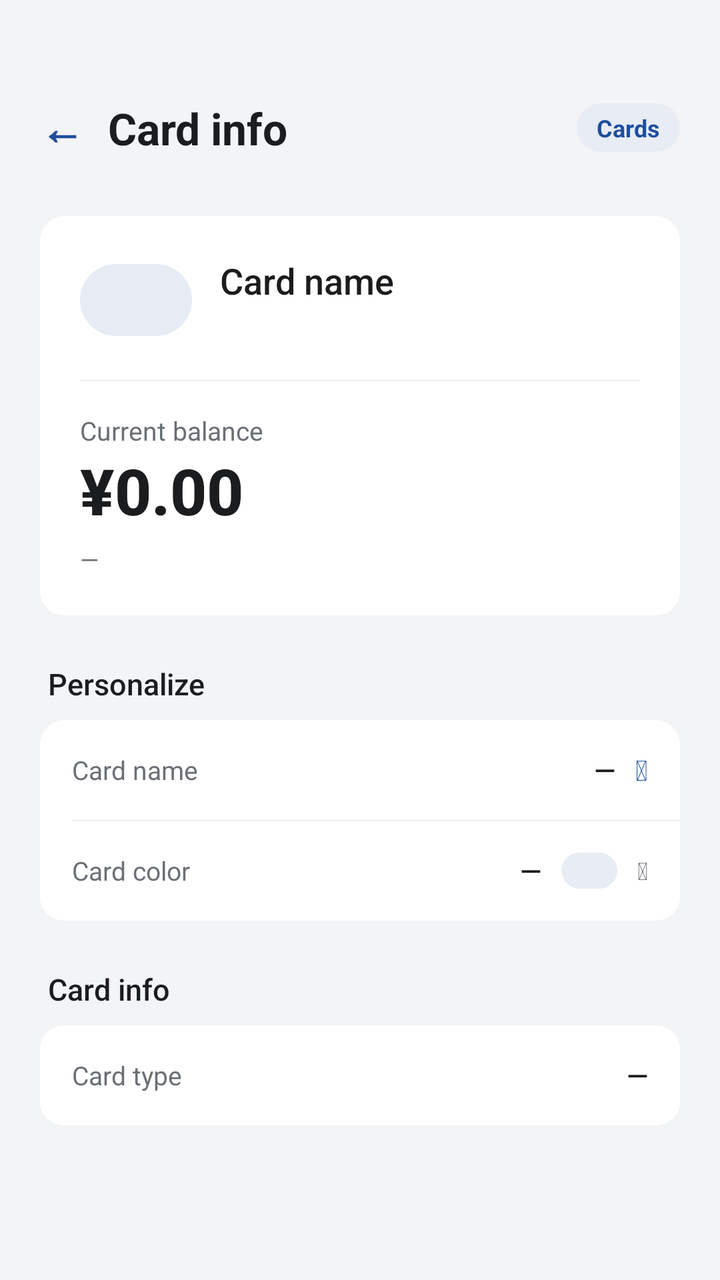
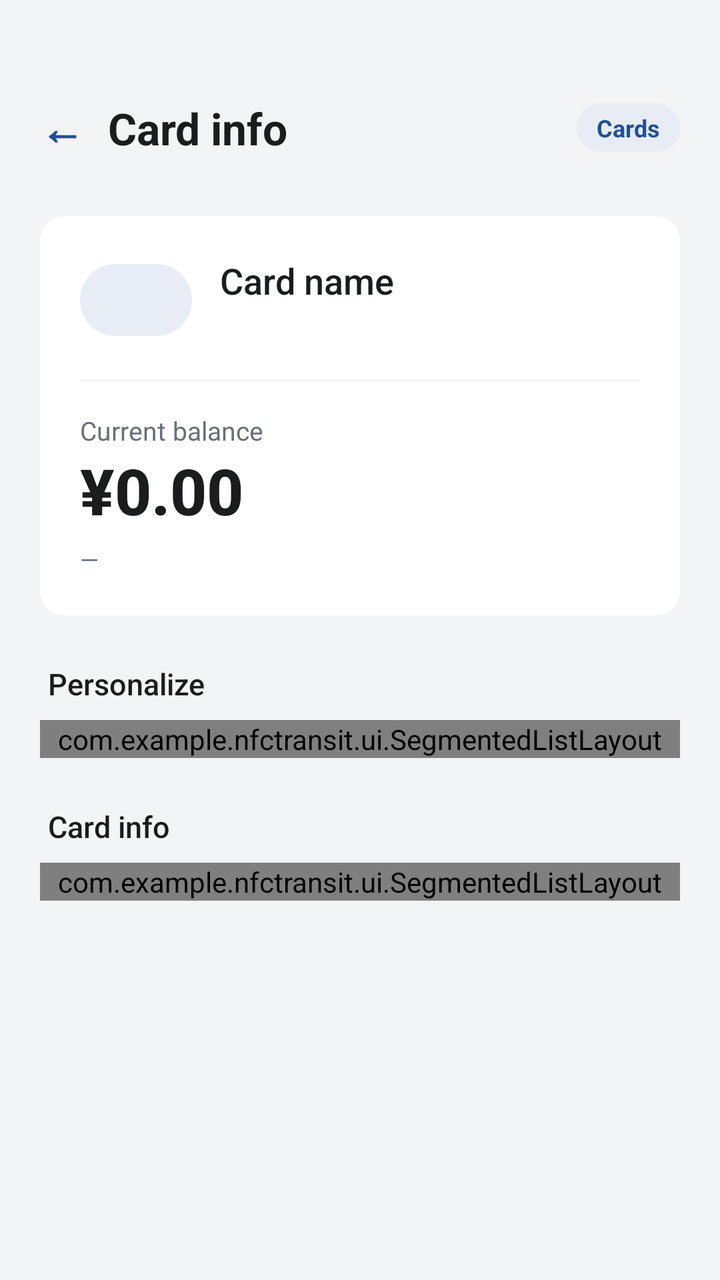

Two renders of the same Android screen: before a commit and after it. Below are the layout's source before the change and the commit's diff.
<!-- AndroidManifest.xml: application theme Theme.TransitU -->
<!-- res/layout/fragment_card_info.xml -->
<?xml version="1.0" encoding="utf-8"?>
<LinearLayout xmlns:android="http://schemas.android.com/apk/res/android"
    xmlns:tools="http://schemas.android.com/tools"
    android:layout_width="match_parent"
    android:layout_height="match_parent"
    android:background="@color/paper"
    android:orientation="vertical">

    <View
        android:layout_width="match_parent"
        android:layout_height="@dimen/status_bar_spacer_height" />

    <LinearLayout
        android:layout_width="match_parent"
        android:layout_height="wrap_content"
        android:gravity="center_vertical"
        android:orientation="horizontal"
        android:paddingStart="11dp"
        android:paddingTop="20dp"
        android:paddingEnd="20dp"
        android:paddingBottom="16dp">

        <TextView
            android:id="@+id/btnBack"
            style="@style/BackButton"
            android:text="←"
            android:textColor="@color/accent"
            android:textSize="22sp"
            android:textStyle="bold" />

        <TextView
            android:layout_width="0dp"
            android:layout_height="wrap_content"
            android:layout_weight="1"
            android:text="@string/card_info_title"
            android:textColor="@color/ink"
            android:textSize="22sp"
            android:textStyle="bold" />

        <LinearLayout
            android:id="@+id/cardBadge"
            android:layout_width="wrap_content"
            android:layout_height="wrap_content"
            android:background="@drawable/bg_card_badge"
            android:paddingStart="10dp"
            android:paddingTop="4dp"
            android:paddingEnd="10dp"
            android:paddingBottom="4dp">

            <TextView
                android:id="@+id/tvCardBadge"
                android:layout_width="wrap_content"
                android:layout_height="wrap_content"
                android:ellipsize="end"
                android:maxWidth="140dp"
                android:maxLines="1"
                android:text="@string/home_cards_label"
                android:textColor="@color/accent"
                android:textSize="12sp"
                android:textStyle="bold" />
        </LinearLayout>
    </LinearLayout>

    <ScrollView
        android:layout_width="match_parent"
        android:layout_height="match_parent"
        android:fillViewport="true">

        <LinearLayout
            android:layout_width="match_parent"
            android:layout_height="wrap_content"
            android:orientation="vertical"
            android:paddingBottom="24dp">

            
            <LinearLayout
                android:layout_width="match_parent"
                android:layout_height="wrap_content"
                android:layout_marginStart="20dp"
                android:layout_marginTop="8dp"
                android:layout_marginEnd="20dp"
                android:background="@drawable/bg_card_plain"
                android:orientation="vertical"
                android:padding="20dp">

                <LinearLayout
                    android:layout_width="match_parent"
                    android:layout_height="wrap_content"
                    android:gravity="center_vertical"
                    android:orientation="horizontal">

                    
                    <View
                        android:id="@+id/heroCardFace"
                        android:layout_width="56dp"
                        android:layout_height="36dp"
                        android:background="@drawable/bg_card_badge" />

                    <LinearLayout
                        android:layout_width="0dp"
                        android:layout_height="wrap_content"
                        android:layout_marginStart="14dp"
                        android:layout_weight="1"
                        android:orientation="vertical">

                        <TextView
                            android:id="@+id/tvCardName"
                            android:layout_width="match_parent"
                            android:layout_height="wrap_content"
                            android:ellipsize="end"
                            android:fontFamily="sans-serif-medium"
                            android:maxLines="2"
                            android:text="@string/card_info_name"
                            android:textColor="@color/ink"
                            android:textSize="18sp" />

                        <TextView
                            android:id="@+id/tvHeroSubtitle"
                            android:layout_width="match_parent"
                            android:layout_height="wrap_content"
                            android:layout_marginTop="2dp"
                            android:ellipsize="end"
                            android:maxLines="1"
                            android:textColor="@color/ink_3"
                            android:textSize="13sp" />
                    </LinearLayout>
                </LinearLayout>

                <View
                    android:layout_width="match_parent"
                    android:layout_height="1px"
                    android:layout_marginTop="18dp"
                    android:layout_marginBottom="16dp"
                    android:background="@color/line" />

                <TextView
                    android:id="@+id/tvBalanceLabel"
                    android:layout_width="wrap_content"
                    android:layout_height="wrap_content"
                    android:text="@string/label_current_balance"
                    android:textColor="@color/ink_3"
                    android:textSize="13sp" />

                <TextView
                    android:id="@+id/tvBalance"
                    android:layout_width="wrap_content"
                    android:layout_height="wrap_content"
                    android:layout_marginTop="4dp"
                    android:fontFamily="sans-serif-medium"
                    android:includeFontPadding="false"
                    android:text="¥0.00"
                    android:textColor="@color/ink"
                    android:textSize="32sp"
                    android:textStyle="bold" />

                <LinearLayout
                    android:id="@+id/balanceRow"
                    android:layout_width="match_parent"
                    android:layout_height="wrap_content"
                    android:layout_marginTop="8dp"
                    android:orientation="horizontal"
                    android:visibility="gone" />

                <TextView
                    android:id="@+id/tvLastRead"
                    android:layout_width="wrap_content"
                    android:layout_height="wrap_content"
                    android:layout_marginTop="6dp"
                    android:text="—"
                    android:textColor="@color/ink_3"
                    android:textSize="12sp" />
            </LinearLayout>

            
            <TextView
                style="@style/DetailSectionTitle"
                android:text="@string/card_info_personalize" />

            <LinearLayout style="@style/DetailSectionCard">

                <LinearLayout
                    android:id="@+id/rowEditName"
                    style="@style/DetailRow"
                    android:clickable="true"
                    android:focusable="true">

                    <TextView
                        style="@style/DetailRowLabel"
                        android:text="@string/card_info_name" />

                    <TextView
                        android:id="@+id/tvNameValue"
                        style="@style/DetailRowValue"
                        android:ellipsize="end"
                        android:maxLines="1" />

                    <TextView
                        android:id="@+id/btnEditName"
                        android:layout_width="wrap_content"
                        android:layout_height="wrap_content"
                        android:layout_marginStart="10dp"
                        android:tag="fa"
                        android:text="&#xf044;"
                        android:textColor="@color/accent"
                        android:textSize="14sp" />
                </LinearLayout>

                <View
                    android:layout_width="match_parent"
                    android:layout_height="1px"
                    android:layout_marginStart="16dp"
                    android:background="@color/line" />

                <LinearLayout
                    android:id="@+id/rowChangeColor"
                    style="@style/DetailRow"
                    android:clickable="true"
                    android:contentDescription="@string/card_info_change_color_cd"
                    android:focusable="true">

                    <TextView
                        style="@style/DetailRowLabel"
                        android:text="@string/card_info_color" />

                    <TextView
                        android:id="@+id/tvColorName"
                        style="@style/DetailRowValue" />

                    <View
                        android:id="@+id/cardColorPreview"
                        android:layout_width="28dp"
                        android:layout_height="18dp"
                        android:layout_marginStart="10dp"
                        android:background="@drawable/bg_card_badge" />

                    <TextView
                        android:id="@+id/btnChangeColor"
                        android:layout_width="wrap_content"
                        android:layout_height="wrap_content"
                        android:layout_marginStart="10dp"
                        android:tag="fa"
                        android:text="&#xf054;"
                        android:textColor="@color/ink_3"
                        android:textSize="12sp" />
                </LinearLayout>
            </LinearLayout>

            
            <TextView
                style="@style/DetailSectionTitle"
                android:text="@string/card_info_title" />

            <LinearLayout
                android:id="@+id/sectionCardInfo"
                style="@style/DetailSectionCard">

                <LinearLayout style="@style/DetailRow">

                    <TextView
                        style="@style/DetailRowLabel"
                        android:text="@string/card_info_type" />

                    <TextView
                        android:id="@+id/tvCardType"
                        style="@style/DetailRowValue" />
                </LinearLayout>


            </LinearLayout>

            
            <LinearLayout
                android:id="@+id/applicationMetadataContainer"
                android:layout_width="match_parent"
                android:layout_height="wrap_content"
                android:orientation="vertical"
                android:visibility="gone" />


            
            <LinearLayout
                android:id="@+id/rawDataSection"
                android:layout_width="match_parent"
                android:layout_height="wrap_content"
                android:orientation="vertical"
                android:visibility="gone">

                <LinearLayout
                    android:layout_width="match_parent"
                    android:layout_height="wrap_content"
                    android:layout_marginStart="24dp"
                    android:layout_marginTop="24dp"
                    android:layout_marginEnd="20dp"
                    android:layout_marginBottom="8dp"
                    android:gravity="center_vertical"
                    android:orientation="horizontal">

                    <TextView
                        android:layout_width="0dp"
                        android:layout_height="wrap_content"
                        android:layout_weight="1"
                        android:fontFamily="sans-serif-medium"
                        android:text="@string/label_raw_data"
                        android:textColor="@color/ink"
                        android:textSize="15sp" />

                    <TextView
                        android:id="@+id/btnCopyRawData"
                        android:layout_width="wrap_content"
                        android:layout_height="32dp"
                        android:background="@drawable/bg_text_button"
                        android:clickable="true"
                        android:contentDescription="@string/card_info_copy_raw_cd"
                        android:focusable="true"
                        android:gravity="center"
                        android:paddingStart="10dp"
                        android:paddingEnd="10dp"
                        android:text="@string/action_copy"
                        android:textColor="@color/accent"
                        android:textSize="12sp" />
                </LinearLayout>

                <LinearLayout
                    android:id="@+id/rawDataPanel"
                    android:layout_width="match_parent"
                    android:layout_height="wrap_content"
                    android:layout_marginStart="20dp"
                    android:layout_marginEnd="20dp"
                    android:background="@drawable/bg_hex_panel"
                    android:orientation="vertical"
                    android:padding="16dp" />
            </LinearLayout>
        </LinearLayout>
    </ScrollView>
</LinearLayout>
<!-- resources referenced by this layout -->
<resources>
  <color name="accent">#1F4E9C</color>
  <color name="ink">#1B1C1E</color>
  <color name="ink_3">#6B6F76</color>
  <color name="line">#E1E4E8</color>
  <color name="paper">#F3F4F6</color>
  <dimen name="status_bar_spacer_height">0dp</dimen>
  <!-- drawable bg_card_badge (drawable) -->
  <?xml version="1.0" encoding="utf-8"?>
  <shape xmlns:android="http://schemas.android.com/apk/res/android">
      <solid android:color="@color/accent_container" />
      <corners android:radius="999dp" />
  </shape>
  <!-- drawable bg_card_plain (drawable) -->
  <?xml version="1.0" encoding="utf-8"?>
  <shape xmlns:android="http://schemas.android.com/apk/res/android">
      <solid android:color="@color/surface" />
      <corners android:radius="12dp" />
  </shape>
  <!-- drawable bg_hex_panel (drawable) -->
  <?xml version="1.0" encoding="utf-8"?>
  <shape xmlns:android="http://schemas.android.com/apk/res/android">
      <solid android:color="@color/night" />
      <corners android:radius="4dp" />
      <stroke android:width="0.5dp" android:color="@color/night_2" />
  </shape>
  <string name="action_copy">Copy</string>
  <string name="card_info_change_color_cd">Change card color</string>
  <string name="card_info_color">Card color</string>
  <string name="card_info_copy_raw_cd">Copy raw card data</string>
  <string name="card_info_name">Card name</string>
  <string name="card_info_personalize">Personalize</string>
  <string name="card_info_title">Card info</string>
  <string name="card_info_type">Card type</string>
  <string name="home_cards_label">Cards</string>
  <string name="label_current_balance">Current balance</string>
  <string name="label_raw_data">Raw data</string>
  <style name="DetailRowLabel">
          <item name="android:layout_width">wrap_content</item>
          <item name="android:layout_height">wrap_content</item>
          <item name="android:layout_marginEnd">16dp</item>
          <item name="android:textColor">@color/ink_3</item>
          <item name="android:textSize">13sp</item>
      </style>
  <style name="DetailSectionCard">
          <item name="android:layout_width">match_parent</item>
          <item name="android:layout_height">wrap_content</item>
          <item name="android:layout_marginStart">20dp</item>
          <item name="android:layout_marginEnd">20dp</item>
          <item name="android:background">@drawable/bg_card_plain</item>
          <item name="android:orientation">vertical</item>
      </style>
  <color name="accent_container">#E7ECF5</color>
  <color name="surface">#FFFFFF</color>
  <color name="night">#18191B</color>
  <color name="night_2">#2A2C30</color>
  <!-- drawable bg_back_button (drawable) -->
  <?xml version="1.0" encoding="utf-8"?>
  <shape xmlns:android="http://schemas.android.com/apk/res/android"
      android:shape="oval">
      <solid android:color="@android:color/transparent" />
  </shape>
  <!-- drawable tu_text_select_handle_middle (drawable) -->
  <?xml version="1.0" encoding="utf-8"?>
  <bitmap xmlns:android="http://schemas.android.com/apk/res/android"
      android:src="@drawable/abc_text_select_handle_middle_mtrl"
      android:tint="?attr/colorPrimary"
      android:tintMode="src_in" />
  <!-- drawable tu_text_select_handle_left (drawable) -->
  <?xml version="1.0" encoding="utf-8"?>
  <bitmap xmlns:android="http://schemas.android.com/apk/res/android"
      android:src="@drawable/abc_text_select_handle_left_mtrl"
      android:tint="?attr/colorPrimary"
      android:tintMode="src_in" />
  <!-- drawable tu_text_select_handle_right (drawable) -->
  <?xml version="1.0" encoding="utf-8"?>
  <bitmap xmlns:android="http://schemas.android.com/apk/res/android"
      android:src="@drawable/abc_text_select_handle_right_mtrl"
      android:tint="?attr/colorPrimary"
      android:tintMode="src_in" />
  <!-- unchanged entries left out for length: 6 -->
</resources>

<!-- the commit's change to res/layout/fragment_card_info.xml (unified diff, before → after) -->
@@ -176,7 +176,7 @@
                 style="@style/DetailSectionTitle"
                 android:text="@string/card_info_personalize" />
 
-            <LinearLayout style="@style/DetailSectionCard">
+            <com.example.nfctransit.ui.SegmentedListLayout style="@style/DetailSectionCard">
 
                 <LinearLayout
                     android:id="@+id/rowEditName"
@@ -205,12 +205,6 @@
                         android:textSize="14sp" />
                 </LinearLayout>
 
-                <View
-                    android:layout_width="match_parent"
-                    android:layout_height="1px"
-                    android:layout_marginStart="16dp"
-                    android:background="@color/line" />
-
                 <LinearLayout
                     android:id="@+id/rowChangeColor"
                     style="@style/DetailRow"
@@ -243,14 +237,14 @@
                         android:textColor="@color/ink_3"
                         android:textSize="12sp" />
                 </LinearLayout>
-            </LinearLayout>
+            </com.example.nfctransit.ui.SegmentedListLayout>
 
             
             <TextView
                 style="@style/DetailSectionTitle"
                 android:text="@string/card_info_title" />
 
-            <LinearLayout
+            <com.example.nfctransit.ui.SegmentedListLayout
                 android:id="@+id/sectionCardInfo"
                 style="@style/DetailSectionCard">
 
@@ -266,7 +260,7 @@
                 </LinearLayout>
 
 
-            </LinearLayout>
+            </com.example.nfctransit.ui.SegmentedListLayout>
 
             
             <LinearLayout
<!-- resource entries referenced after the edit -->
@@ -48,7 +48,6 @@
           <item name="android:layout_height">wrap_content</item>
           <item name="android:layout_marginStart">20dp</item>
           <item name="android:layout_marginEnd">20dp</item>
-          <item name="android:background">@drawable/bg_card_plain</item>
           <item name="android:orientation">vertical</item>
       </style>
   <color name="accent_container">#E7ECF5</color>
